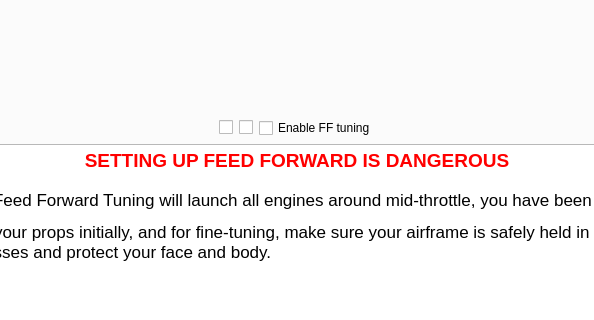
Qt form ground/openpilotgcs/src/plugins/config/airframe.ui (openpilot/OpenPilot) before a commit; both pictures show x 101 to 695 and y 192 to 512 of the 796 by 618 pixel window.
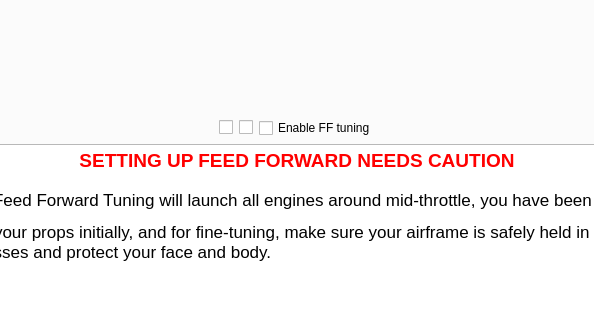
The same form after that commit. The open tabs and pages were chosen to show the change. Icons and pictures are not drawn. Custom widgets are drawn as their Qt base class.

Commit message: Change the wording to be less harsh

```diff
--- a/ground/openpilotgcs/src/plugins/config/airframe.ui
+++ b/ground/openpilotgcs/src/plugins/config/airframe.ui
@@ -2788,7 +2788,7 @@
 &lt;table border=&quot;0&quot; style=&quot;-qt-table-type: root; margin-top:4px; margin-bottom:4px; margin-left:4px; margin-right:4px;&quot;&gt;
 &lt;tr&gt;
 &lt;td style=&quot;border: none;&quot;&gt;
-&lt;p align=&quot;center&quot; style=&quot; margin-top:0px; margin-bottom:0px; margin-left:0px; margin-right:0px; -qt-block-indent:0; text-indent:0px;&quot;&gt;&lt;span style=&quot; font-family:'Ubuntu'; font-size:14pt; font-weight:600; color:#ff0000;&quot;&gt;SETTING UP FEED FORWARD IS DANGEROUS&lt;/span&gt;&lt;/p&gt;
+&lt;p align=&quot;center&quot; style=&quot; margin-top:0px; margin-bottom:0px; margin-left:0px; margin-right:0px; -qt-block-indent:0; text-indent:0px;&quot;&gt;&lt;span style=&quot; font-family:'Ubuntu'; font-size:14pt; font-weight:600; color:#ff0000;&quot;&gt;SETTING UP FEED FORWARD NEEDS CAUTION&lt;/span&gt;&lt;/p&gt;
 &lt;p style=&quot;-qt-paragraph-type:empty; margin-top:0px; margin-bottom:0px; margin-left:0px; margin-right:0px; -qt-block-indent:0; text-indent:0px; font-family:'Ubuntu'; font-size:11pt;&quot;&gt;&lt;/p&gt;
 &lt;p style=&quot; margin-top:0px; margin-bottom:0px; margin-left:0px; margin-right:0px; -qt-block-indent:0; text-indent:0px;&quot;&gt;Beware: Feed Forward Tuning will launch all engines around mid-throttle, you have been warned!&lt;/p&gt;
 &lt;p style=&quot; margin-top:12px; margin-bottom:12px; margin-left:0px; margin-right:0px; -qt-block-indent:0; text-indent:0px;&quot;&gt;Remove your props initially, and for fine-tuning, make sure your airframe is safely held in place. Wear glasses and protect your face and body.&lt;/p&gt;&lt;/td&gt;&lt;/tr&gt;&lt;/table&gt;&lt;/body&gt;&lt;/html&gt;</string>
```
